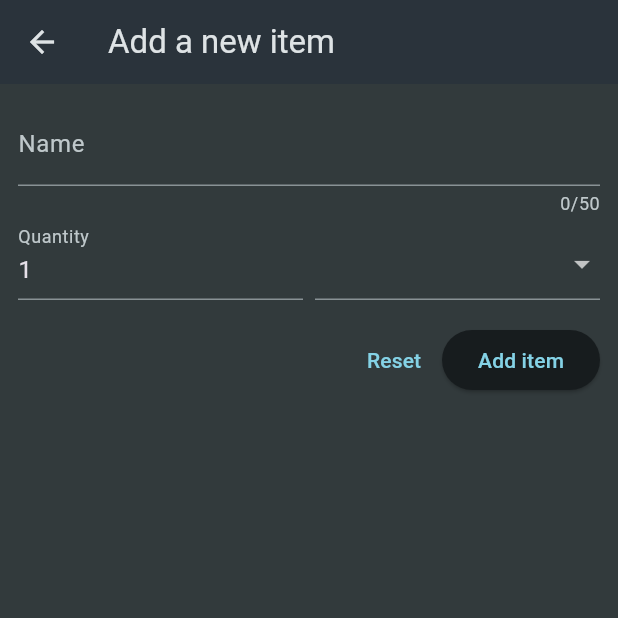
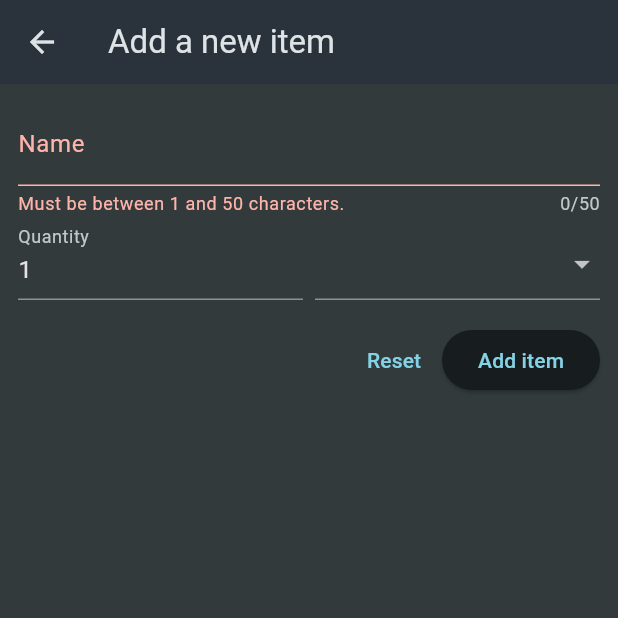
Before and after one commit to San-43/Shopping-List-App, a Flutter app: the NewItem screen opened directly, after a tap on "Add item", on a phone screen of 412 x 824 dp, the top half of it. Run offline on Flutter 3.47's test engine with Material 3 defaults, Android fonts, the phone set to English and light mode, and no system bars.

Commit message:
update new_item.dart

```diff
--- a/lib/widgets/new_item.dart
+++ b/lib/widgets/new_item.dart
@@ -10,6 +10,14 @@ class NewItem extends StatefulWidget {
 }
 
 class _NewItemState extends State<NewItem> {
+  final _formKey = GlobalKey<FormState>();
+
+  void _saveItem() {
+    if (_formKey.currentState!.validate()) {
+      Navigator.of(context).pop();
+    }
+  }
+
   @override
   Widget build(BuildContext context) {
     return Scaffold(
@@ -17,6 +25,7 @@ class _NewItemState extends State<NewItem> {
       body: Padding(
         padding: const EdgeInsets.all(12),
         child: Form(
+          key: _formKey,
           child: Column(
             crossAxisAlignment: CrossAxisAlignment.start,
             children: [
@@ -43,6 +52,7 @@ class _NewItemState extends State<NewItem> {
                       decoration: const InputDecoration(
                         label: Text('Quantity'),
                       ),
+                      keyboardType: TextInputType.number,
                       initialValue: '1',
                       validator: (value) {
                         if (value == null ||
@@ -85,9 +95,11 @@ class _NewItemState extends State<NewItem> {
               Row(
                 mainAxisAlignment: MainAxisAlignment.end,
                 children: [
-                  TextButton(onPressed: () {}, child: const Text("Reset")),
+                  TextButton(onPressed: () {
+                    _formKey.currentState!.reset();
+                  }, child: const Text("Reset")),
                   ElevatedButton(
-                    onPressed: () {},
+                    onPressed: _saveItem,
                     child: const Text("Add item"),
                   ),
                 ],
```
